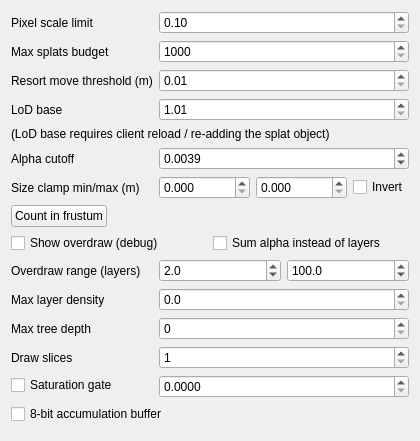
Above: gui_client/GaussianSplatSettingsWidget.ui from russiaman/substrata_robo before the change. Below: the same form after it.
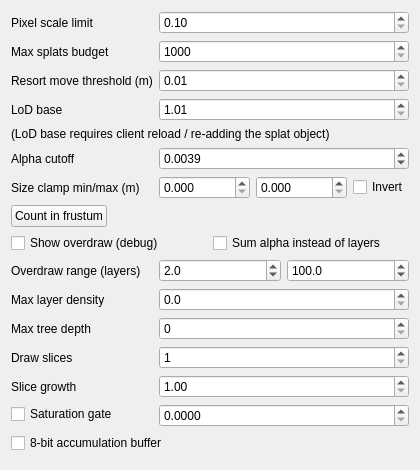
That is the form after the change.

Commit message:
gaussian splats: add a "Slice growth" control
Live knob for GaussianSplatRenderer::setSliceGrowth(), next to the slice count
it modifies.  Persisted like the rest of the panel; default 1 is the previous
equal-slice behaviour.

```diff
--- a/gui_client/GaussianSplatSettingsWidget.ui
+++ b/gui_client/GaussianSplatSettingsWidget.ui
@@ -448,6 +448,38 @@
     </widget>
    </item>
    <item row="13" column="0">
+    <widget class="QLabel" name="sliceGrowthLabel">
+     <property name="text">
+      <string>Slice growth</string>
+     </property>
+     <property name="toolTip">
+      <string>How much bigger each draw slice is than the one before it. 1 = all slices the same size. Coverage saturates within the first few percent of a depth-sorted cloud, so equal slices ask the saturation test far too late: with 4 equal slices a quarter of the splats are already blended before anything can be skipped. Growth puts a small slice first and coarser ones over the tail - 2.0 with 5 slices gives about 3%, 6%, 13%, 26%, 52%. Changes nothing on its own, like the slice count itself. Applies live, immediately.</string>
+     </property>
+    </widget>
+   </item>
+   <item row="13" column="1">
+    <widget class="QDoubleSpinBox" name="sliceGrowthDoubleSpinBox">
+     <property name="toolTip">
+      <string>How much bigger each draw slice is than the one before it. 1 = all slices the same size. Coverage saturates within the first few percent of a depth-sorted cloud, so equal slices ask the saturation test far too late: with 4 equal slices a quarter of the splats are already blended before anything can be skipped. Growth puts a small slice first and coarser ones over the tail - 2.0 with 5 slices gives about 3%, 6%, 13%, 26%, 52%. Changes nothing on its own, like the slice count itself. Applies live, immediately.</string>
+     </property>
+     <property name="decimals">
+      <number>2</number>
+     </property>
+     <property name="minimum">
+      <double>1.000000000000000</double>
+     </property>
+     <property name="maximum">
+      <double>16.000000000000000</double>
+     </property>
+     <property name="singleStep">
+      <double>0.250000000000000</double>
+     </property>
+     <property name="value">
+      <double>1.000000000000000</double>
+     </property>
+    </widget>
+   </item>
+   <item row="14" column="0">
     <widget class="QCheckBox" name="saturationGateCheckBox">
      <property name="text">
       <string>Saturation gate</string>
@@ -457,7 +489,7 @@
      </property>
     </widget>
    </item>
-   <item row="13" column="1">
+   <item row="14" column="1">
     <widget class="QDoubleSpinBox" name="saturationThresholdDoubleSpinBox">
      <property name="toolTip">
       <string>Accumulated coverage at or above which a pixel counts as finished. 0.9961 (= 1 - 1/255) means the light still getting through is under one 8-bit level, which is where the reference 3DGS rasteriser stops. Lowering it skips more work and eventually shows. The accumulation buffer is 16-bit float, whose steps near 1.0 are about 0.0005 wide, so values closer to 1 than that make no difference.</string>
@@ -476,7 +508,7 @@
      </property>
     </widget>
    </item>
-   <item row="14" column="0" colspan="2">
+   <item row="15" column="0" colspan="2">
     <widget class="QCheckBox" name="accumBuffer8BitCheckBox">
      <property name="text">
       <string>8-bit accumulation buffer</string>
@@ -486,7 +518,7 @@
      </property>
     </widget>
    </item>
-   <item row="15" column="0" colspan="2">
+   <item row="16" column="0" colspan="2">
     <spacer name="verticalSpacer">
      <property name="orientation">
       <enum>Qt::Vertical</enum>
```
The commit also changes 2 other files.
